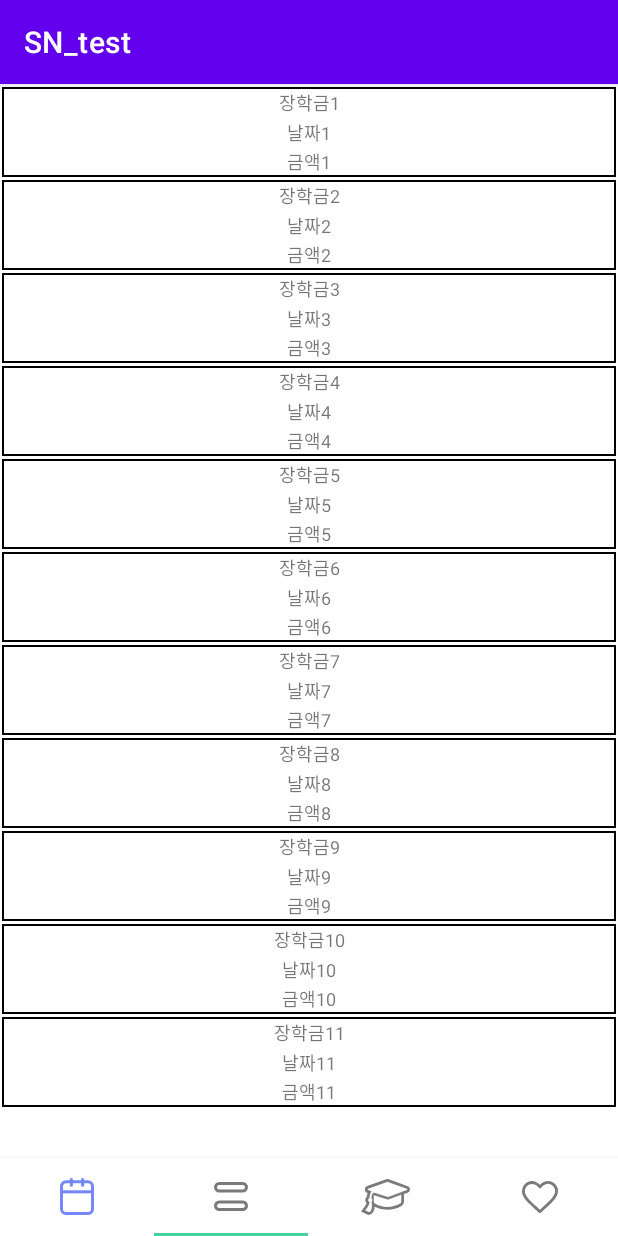
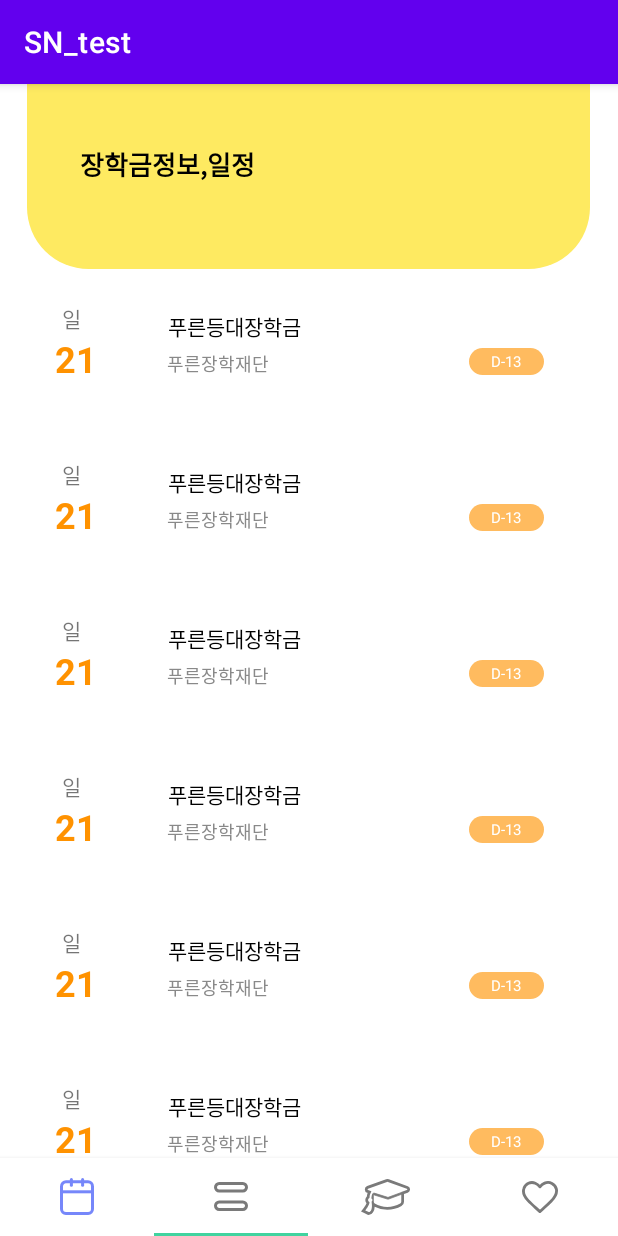
Before and after one commit to jjh2x/Scholarship_Notification, an Android app: the screen it shows after launch (MainActivity), item 2 of the bottom bar chosen, on a phone screen of 412 x 824 dp. Run offline under Robolectric (Android 15) with nearby library versions, the phone set to English and light mode, and no system bars.

Commit message:
컬렉션뷰 디자인 얼추 적용.

```diff
--- a/app/build.gradle
+++ b/app/build.gradle
@@ -48,4 +48,5 @@ dependencies {
     implementation "androidx.recyclerview:recyclerview:1.1.0"
     // For control over item selection of both touch and mouse driven selection
     implementation "androidx.recyclerview:recyclerview-selection:1.1.0-rc03"
+    implementation 'com.applandeo:material-calendar-view:1.4.0'
 }
--- a/app/src/main/java/com/example/sn_test/Fragment/CollectionFragment.kt
+++ b/app/src/main/java/com/example/sn_test/Fragment/CollectionFragment.kt
@@ -12,17 +12,12 @@ import com.example.sn_test.R
 class CollectionFragment: Fragment() {
     /* 장학금 요약 클래스를 초기화한 배열 */
     var summaryList = arrayListOf<ScholarshipSummary> (
-        ScholarshipSummary("장학금1", "날짜1", "금액1"),
-        ScholarshipSummary("장학금2", "날짜2", "금액2"),
-        ScholarshipSummary("장학금3", "날짜3", "금액3"),
-        ScholarshipSummary("장학금4", "날짜4", "금액4"),
-        ScholarshipSummary("장학금5", "날짜5", "금액5"),
-        ScholarshipSummary("장학금6", "날짜6", "금액6"),
-        ScholarshipSummary("장학금7", "날짜7", "금액7"),
-        ScholarshipSummary("장학금8", "날짜8", "금액8"),
-        ScholarshipSummary("장학금9", "날짜9", "금액9"),
-        ScholarshipSummary("장학금10", "날짜10", "금액10"),
-        ScholarshipSummary("장학금11", "날짜11", "금액11")
+        ScholarshipSummary("일", "21", "푸른등대장학금", "푸른장학재단", "D-13"),
+        ScholarshipSummary("일", "21", "푸른등대장학금", "푸른장학재단", "D-13"),
+        ScholarshipSummary("일", "21", "푸른등대장학금", "푸른장학재단", "D-13"),
+        ScholarshipSummary("일", "21", "푸른등대장학금", "푸른장학재단", "D-13"),
+        ScholarshipSummary("일", "21", "푸른등대장학금", "푸른장학재단", "D-13"),
+        ScholarshipSummary("일", "21", "푸른등대장학금", "푸른장학재단", "D-13")
     )
     lateinit var recyclerView: RecyclerView
 
--- a/app/src/main/java/com/example/sn_test/Fragment/MainRvAdapter.kt
+++ b/app/src/main/java/com/example/sn_test/Fragment/MainRvAdapter.kt
@@ -12,7 +12,7 @@ class MainRvAdapter(val context : Context, val summarySummary : ArrayList<Schola
         RecyclerView.Adapter<MainRvAdapter.Holder>() {
 
     override fun onCreateViewHolder(parent: ViewGroup, viewType: Int): Holder {
-        val view = LayoutInflater.from(context).inflate(R.layout.lv_item, parent, false)
+        val view = LayoutInflater.from(context).inflate(R.layout.listview_item, parent, false)
         return Holder(view)
     }
 
@@ -25,14 +25,18 @@ class MainRvAdapter(val context : Context, val summarySummary : ArrayList<Schola
     }
 
     inner class Holder(itemView: View?) : RecyclerView.ViewHolder(itemView!!) {
-        val scholarshipName = itemView?.findViewById<TextView>(R.id.itemTV_ScholarshipName)
-        val period = itemView?.findViewById<TextView>(R.id.itemTV_Period)
-        val amountPaid = itemView?.findViewById<TextView>(R.id.itemTV_AmountPaid)
+        val dow = itemView?.findViewById<TextView>(R.id.itemTV_DOW)
+        val day = itemView?.findViewById<TextView>(R.id.itemTV_Day)
+        val scholarshipName = itemView?.findViewById<TextView>(R.id.itemTV_scholarName)
+        val organization = itemView?.findViewById<TextView>(R.id.itemTV_scholarOrganization)
+        val d_day = itemView?.findViewById<TextView>(R.id.itemTV_scholarD_day)
 
         fun bind (scholarshipSummary: ScholarshipSummary, context: Context) {
+            dow?.text = scholarshipSummary.dow
+            day?.text = scholarshipSummary.day
             scholarshipName?.text = scholarshipSummary.scholarName
-            period?.text = scholarshipSummary.period
-            amountPaid?.text = scholarshipSummary.amountPaid
+            organization?.text = scholarshipSummary.organization
+            d_day?.text = scholarshipSummary.d_day
         }
     }
 }
--- a/app/src/main/java/com/example/sn_test/Fragment/ScholarshipSummary.kt
+++ b/app/src/main/java/com/example/sn_test/Fragment/ScholarshipSummary.kt
@@ -1,3 +1,3 @@
 package com.example.sn_test.Fragment
 
-class ScholarshipSummary (val scholarName : String, val period : String, val amountPaid : String)
+class ScholarshipSummary (val dow : String, val day : String, val scholarName : String, val organization : String, val d_day : String)
--- /dev/null
+++ b/app/src/main/res/drawable/ic_collectionview_y_back.xml
@@ -0,0 +1,9 @@
+<vector xmlns:android="http://schemas.android.com/apk/res/android"
+    android:width="375dp"
+    android:height="123dp"
+    android:viewportWidth="375"
+    android:viewportHeight="123">
+  <path
+      android:pathData="M0,0H375a0,0 0,0 1,0 0V82a41,41 0,0 1,-41 41H41A41,41 0,0 1,0 82V0A0,0 0,0 1,0 0Z"
+      android:fillColor="#feea61"/>
+</vector>
--- /dev/null
+++ b/app/src/main/res/drawable/ic_listview_dday.xml
@@ -0,0 +1,9 @@
+<vector xmlns:android="http://schemas.android.com/apk/res/android"
+    android:width="50dp"
+    android:height="18dp"
+    android:viewportWidth="50"
+    android:viewportHeight="18">
+  <path
+      android:pathData="M9,0L41,0A9,9 0,0 1,50 9L50,9A9,9 0,0 1,41 18L9,18A9,9 0,0 1,0 9L0,9A9,9 0,0 1,9 0z"
+      android:fillColor="#ffbb5f"/>
+</vector>
--- /dev/null
+++ b/app/src/main/res/drawable/ic_listview_rectangle.xml
@@ -0,0 +1,9 @@
+<vector xmlns:android="http://schemas.android.com/apk/res/android"
+    android:width="290dp"
+    android:height="102dp"
+    android:viewportWidth="290"
+    android:viewportHeight="102">
+  <path
+      android:pathData="M16,6L274,6A7,7 0,0 1,281 13L281,83A7,7 0,0 1,274 90L16,90A7,7 0,0 1,9 83L9,13A7,7 0,0 1,16 6z"
+      android:fillColor="#fff"/>
+</vector>
--- a/app/src/main/res/layout/fragment_collection.xml
+++ b/app/src/main/res/layout/fragment_collection.xml
@@ -1,9 +1,28 @@
 <?xml version="1.0" encoding="utf-8"?>
-<androidx.constraintlayout.widget.ConstraintLayout xmlns:android="http://schemas.android.com/apk/res/android"
-    xmlns:app="http://schemas.android.com/apk/res-auto"
+<LinearLayout xmlns:app="http://schemas.android.com/apk/res-auto"
     xmlns:tools="http://schemas.android.com/tools"
+    xmlns:android="http://schemas.android.com/apk/res/android"
     android:layout_width="match_parent"
-    android:layout_height="match_parent">
+    android:layout_height="match_parent"
+    android:orientation="vertical"
+    android:backgroundTint="#FAFAFA">
+
+    <LinearLayout
+        android:layout_width="wrap_content"
+        android:layout_height="wrap_content"
+        android:background="@drawable/ic_collectionview_y_back"
+        android:layout_gravity="center_horizontal">
+
+        <TextView
+            android:layout_width="wrap_content"
+            android:layout_height="wrap_content"
+            android:text="장학금정보,일정"
+            android:textSize="17dp"
+            android:textStyle="bold"
+            android:layout_marginTop="40dp"
+            android:layout_marginStart="35dp"
+            android:textColor="#000000"/>
+    </LinearLayout>
 
     <androidx.recyclerview.widget.RecyclerView
         android:id="@+id/recyclerView"
@@ -11,8 +30,10 @@
         android:layout_height="match_parent"
         app:layout_constraintBottom_toBottomOf="parent"
         app:layout_constraintEnd_toEndOf="parent"
+        app:layout_constraintHorizontal_bias="0.0"
         app:layout_constraintStart_toStartOf="parent"
-        app:layout_constraintTop_toTopOf="parent" />
+        app:layout_constraintTop_toTopOf="parent"
+        app:layout_constraintVertical_bias="0.0" />
 
 
-</androidx.constraintlayout.widget.ConstraintLayout>
+</LinearLayout>
--- /dev/null
+++ b/app/src/main/res/layout/listview_item.xml
@@ -0,0 +1,90 @@
+<?xml version="1.0" encoding="utf-8"?>
+<LinearLayout xmlns:android="http://schemas.android.com/apk/res/android"
+    xmlns:app="http://schemas.android.com/apk/res-auto"
+    android:layout_width="match_parent"
+    android:layout_height="102dp"
+    android:layout_marginStart="1dp"
+    android:layout_marginTop="2dp"
+    android:layout_marginEnd="1dp"
+    android:orientation="horizontal"
+    android:backgroundTint="#FAFAFA">
+
+    <LinearLayout
+        android:layout_width="85dp"
+        android:layout_height="match_parent"
+        android:orientation="vertical">
+
+        <TextView
+            android:id="@+id/itemTV_DOW"
+            android:layout_width="wrap_content"
+            android:layout_height="wrap_content"
+            android:text="일"
+            android:layout_marginStart="40dp"
+            android:layout_marginTop="20dp"
+            android:textAlignment="center"
+            android:textSize="14dp" />
+
+        <TextView
+            android:id="@+id/itemTV_Day"
+            android:layout_width="wrap_content"
+            android:layout_height="wrap_content"
+            android:layout_marginStart="35dp"
+            android:text="21"
+            android:textAlignment="center"
+            android:textColor="#FF9200"
+            android:textSize="24dp"
+            android:textStyle="bold"/>
+    </LinearLayout>
+
+    <androidx.constraintlayout.widget.ConstraintLayout
+        android:layout_width="305dp"
+        android:layout_height="match_parent"
+        android:background="@drawable/ic_listview_rectangle">
+
+        <TextView
+            android:id="@+id/itemTV_scholarName"
+            android:layout_width="wrap_content"
+            android:layout_height="wrap_content"
+            android:text="푸른등대 장학금"
+            android:textColor="#000000"
+            android:textSize="14dp"
+            app:layout_constraintBottom_toBottomOf="parent"
+            app:layout_constraintEnd_toEndOf="parent"
+            app:layout_constraintHorizontal_bias="0.118"
+            app:layout_constraintStart_toStartOf="parent"
+            app:layout_constraintTop_toTopOf="parent"
+            app:layout_constraintVertical_bias="0.313" />
+
+        <TextView
+            android:id="@+id/itemTV_scholarOrganization"
+            android:layout_width="wrap_content"
+            android:layout_height="wrap_content"
+            android:text="푸른등대재단"
+            android:textColor="#898989"
+            android:textSize="12dp"
+            app:layout_constraintBottom_toBottomOf="parent"
+            app:layout_constraintEnd_toEndOf="parent"
+            app:layout_constraintHorizontal_bias="0.105"
+            app:layout_constraintStart_toStartOf="parent"
+            app:layout_constraintTop_toTopOf="parent"
+            app:layout_constraintVertical_bias="0.616" />
+
+        <TextView
+            android:id="@+id/itemTV_scholarD_day"
+            android:layout_width="wrap_content"
+            android:layout_height="wrap_content"
+            android:background="@drawable/ic_listview_dday"
+            android:text="D-13"
+            android:textColor="#FFFFFF"
+            android:textSize="10dp"
+            android:gravity="center"
+            app:layout_constraintBottom_toBottomOf="parent"
+            app:layout_constraintEnd_toEndOf="parent"
+            app:layout_constraintHorizontal_bias="0.886"
+            app:layout_constraintStart_toStartOf="parent"
+            app:layout_constraintTop_toTopOf="parent"
+            app:layout_constraintVertical_bias="0.602" />
+
+    </androidx.constraintlayout.widget.ConstraintLayout>
+
+</LinearLayout>
--- a/app/src/main/res/layout/lv_item.xml
+++ /dev/null
@@ -1,48 +0,0 @@
-<?xml version="1.0" encoding="utf-8"?>
-<androidx.constraintlayout.widget.ConstraintLayout xmlns:android="http://schemas.android.com/apk/res/android"
-    android:layout_width="match_parent"
-    android:layout_height="60dp"
-    xmlns:app="http://schemas.android.com/apk/res-auto"
-    android:orientation="vertical"
-    android:background="@drawable/shape_rectangle"
-    android:layout_marginTop="2dp"
-    android:layout_marginStart="1dp"
-    android:layout_marginEnd="1dp">
-
-    <TextView
-        android:id="@+id/itemTV_ScholarshipName"
-        android:layout_width="match_parent"
-        android:layout_height="wrap_content"
-        android:text="해당 장학금의 이름 받아오기"
-        android:textSize="12sp"
-        android:textAlignment="center"
-        app:layout_constraintTop_toTopOf="parent"
-        app:layout_constraintBottom_toTopOf="@id/itemTV_Period"
-        app:layout_constraintLeft_toLeftOf="parent"
-        app:layout_constraintRight_toRightOf="parent"/>
-
-    <TextView
-        android:id="@+id/itemTV_Period"
-        android:layout_width="match_parent"
-        android:layout_height="wrap_content"
-        android:text="해당 장학금 객체에서 날짜 받아오기"
-        android:textSize="12sp"
-        android:textAlignment="center"
-        app:layout_constraintTop_toBottomOf="@id/itemTV_ScholarshipName"
-        app:layout_constraintBottom_toTopOf="@id/itemTV_AmountPaid"
-        app:layout_constraintLeft_toLeftOf="parent"
-        app:layout_constraintRight_toRightOf="parent"/>
-
-    <TextView
-        android:id="@+id/itemTV_AmountPaid"
-        android:layout_width="match_parent"
-        android:layout_height="wrap_content"
-        android:text="해당 장학금의 금액 표시"
-        android:textSize="12sp"
-        android:textAlignment="center"
-        app:layout_constraintTop_toBottomOf="@id/itemTV_Period"
-        app:layout_constraintBottom_toBottomOf="parent"
-        app:layout_constraintLeft_toLeftOf="parent"
-        app:layout_constraintRight_toRightOf="parent"/>
-
-</androidx.constraintlayout.widget.ConstraintLayout>
```
Also changed, not shown: app/src/main/java/com/example/sn_test/Adpater/CalendarAdapter.kt (added, +56 -0 lines), app/src/main/java/com/example/sn_test/CalendarView_Custom.kt (added, +52 -0 lines), app/src/main/res/drawable/ic_cal_back.xml (added, +9 -0 lines), app/src/main/res/layout/calendar_day_layout.xml (added, +14 -0 lines), app/src/main/res/layout/calendar_layout.xml (added, +104 -0 lines), app/src/main/res/layout/fragment_home.xml (+44 -41 lines).
